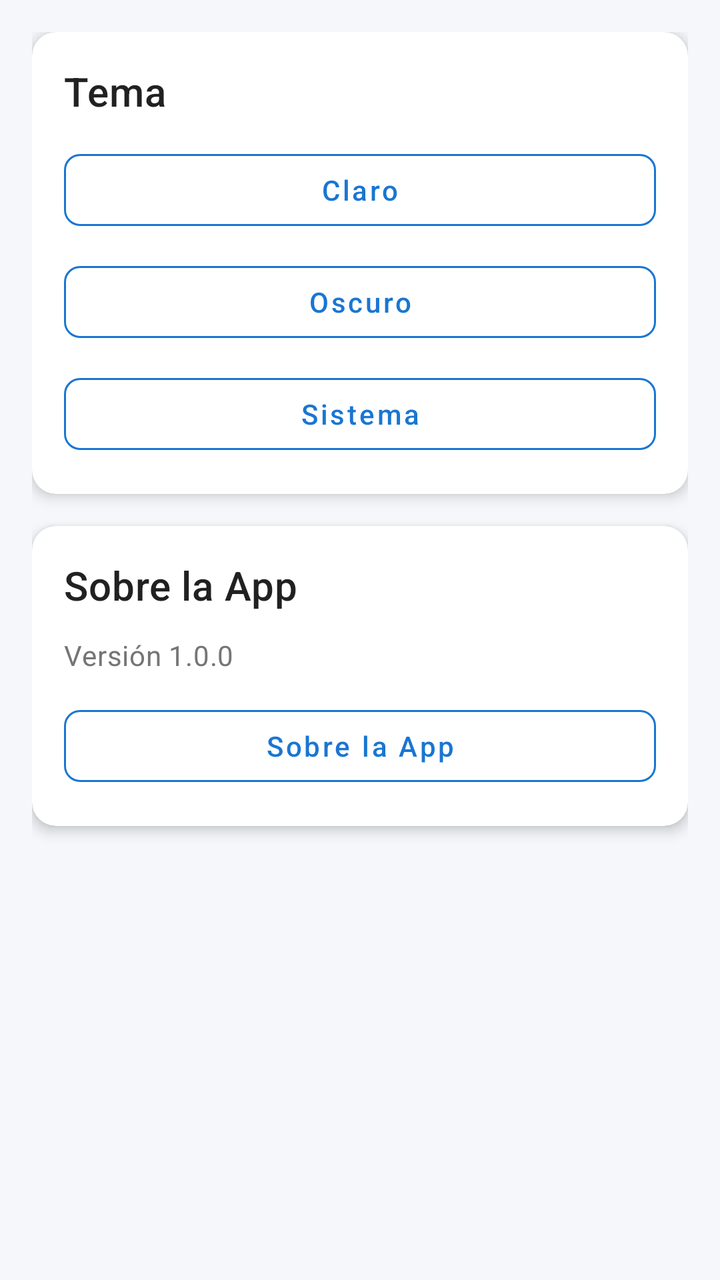
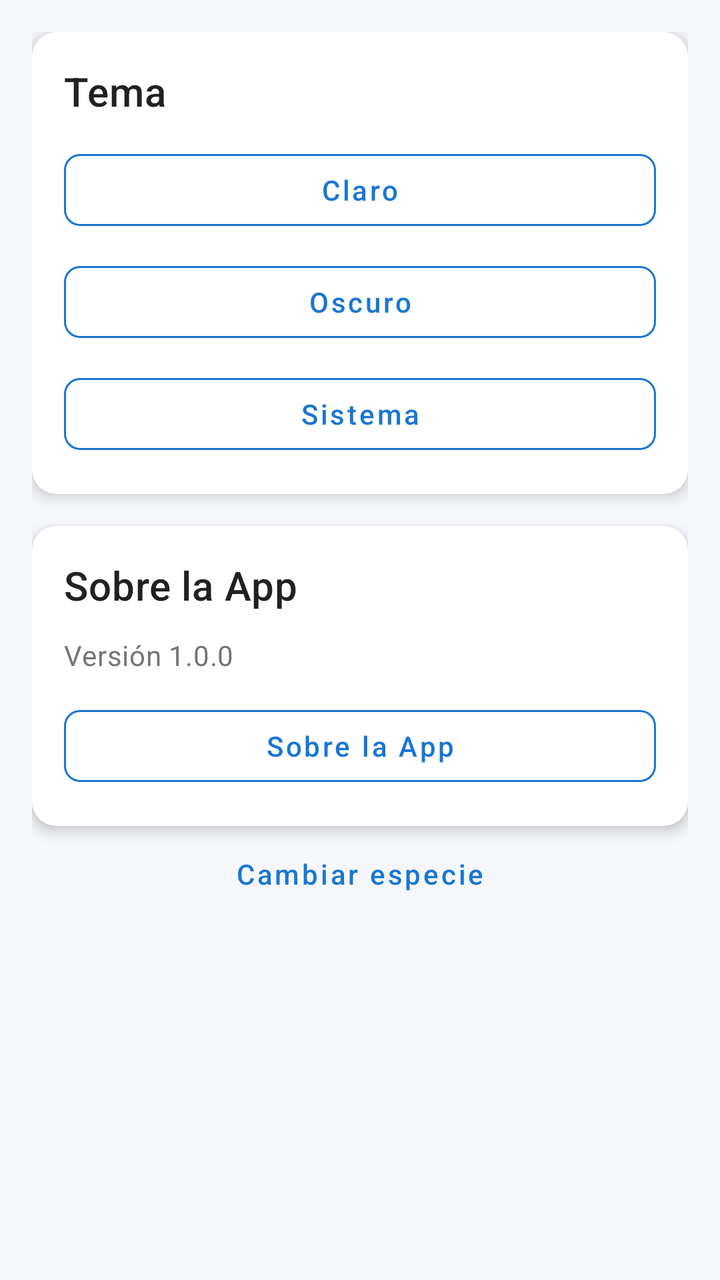

Screens rendered from an Android XML layout before and after an edit, with the pre-edit source and the edit as a unified diff.
<!-- AndroidManifest.xml: application theme Theme.Dietasapp -->
<!-- res/layout/fragment_settings.xml -->
<?xml version="1.0" encoding="utf-8"?>
<androidx.core.widget.NestedScrollView xmlns:android="http://schemas.android.com/apk/res/android"
    xmlns:app="http://schemas.android.com/apk/res-auto"
    android:layout_width="match_parent"
    android:layout_height="match_parent"
    android:fillViewport="true">

    <LinearLayout
        android:layout_width="match_parent"
        android:layout_height="wrap_content"
        android:orientation="vertical"
        android:padding="16dp">

        
        <com.google.android.material.card.MaterialCardView
            android:layout_width="match_parent"
            android:layout_height="wrap_content"
            android:layout_marginBottom="16dp"
            app:cardCornerRadius="12dp"
            app:cardElevation="4dp">

            <LinearLayout
                android:layout_width="match_parent"
                android:layout_height="wrap_content"
                android:orientation="vertical"
                android:padding="16dp">

                <TextView
                    android:layout_width="match_parent"
                    android:layout_height="wrap_content"
                    android:text="@string/tema"
                    android:textAppearance="@style/TextAppearance.Dietasapp.Headline2"
                    android:layout_marginBottom="12dp" />

                <com.google.android.material.button.MaterialButton
                    android:id="@+id/btnTemaClaro"
                    style="@style/Widget.Dietasapp.Button.Outlined"
                    android:layout_width="match_parent"
                    android:layout_height="wrap_content"
                    android:text="@string/tema_claro"
                    android:layout_marginBottom="8dp" />

                <com.google.android.material.button.MaterialButton
                    android:id="@+id/btnTemaOscuro"
                    style="@style/Widget.Dietasapp.Button.Outlined"
                    android:layout_width="match_parent"
                    android:layout_height="wrap_content"
                    android:text="@string/tema_oscuro"
                    android:layout_marginBottom="8dp" />

                <com.google.android.material.button.MaterialButton
                    android:id="@+id/btnTemaSistema"
                    style="@style/Widget.Dietasapp.Button.Outlined"
                    android:layout_width="match_parent"
                    android:layout_height="wrap_content"
                    android:text="@string/tema_sistema" />
            </LinearLayout>
        </com.google.android.material.card.MaterialCardView>

        
        <com.google.android.material.card.MaterialCardView
            android:layout_width="match_parent"
            android:layout_height="wrap_content"
            app:cardCornerRadius="12dp"
            app:cardElevation="4dp">

            <LinearLayout
                android:layout_width="match_parent"
                android:layout_height="wrap_content"
                android:orientation="vertical"
                android:padding="16dp">

                <TextView
                    android:layout_width="match_parent"
                    android:layout_height="wrap_content"
                    android:text="@string/sobre_app"
                    android:textAppearance="@style/TextAppearance.Dietasapp.Headline2"
                    android:layout_marginBottom="12dp" />

                <TextView
                    android:layout_width="match_parent"
                    android:layout_height="wrap_content"
                    android:text="@string/version"
                    android:textAppearance="@style/TextAppearance.Dietasapp.Body2"
                    android:layout_marginBottom="12dp" />

                <com.google.android.material.button.MaterialButton
                    android:id="@+id/btnAcercaDe"
                    style="@style/Widget.Dietasapp.Button.Outlined"
                    android:layout_width="match_parent"
                    android:layout_height="wrap_content"
                    android:text="@string/sobre_app" />
            </LinearLayout>
        </com.google.android.material.card.MaterialCardView>
    </LinearLayout>
</androidx.core.widget.NestedScrollView>
<!-- resources referenced by this layout -->
<resources>
  <string name="sobre_app">Sobre la App</string>
  <string name="tema">Tema</string>
  <string name="tema_claro">Claro</string>
  <string name="tema_oscuro">Oscuro</string>
  <string name="tema_sistema">Sistema</string>
  <string name="version">Versión 1.0.0</string>
  <style name="TextAppearance.Dietasapp.Body2" parent="TextAppearance.MaterialComponents.Body2">
          <item name="android:textColor">@color/text_secondary_light</item>
          <item name="android:textSize">14sp</item>
      </style>
  <style name="TextAppearance.Dietasapp.Headline2" parent="TextAppearance.MaterialComponents.Headline6">
          <item name="android:textColor">@color/text_primary_light</item>
          <item name="android:textSize">20sp</item>
          <item name="android:fontFamily">sans-serif-medium</item>
      </style>
  <style name="Widget.Dietasapp.Button.Outlined" parent="Widget.MaterialComponents.Button.OutlinedButton">
          <item name="android:textColor">@color/primary_blue</item>
          <item name="strokeColor">@color/primary_blue</item>
          <item name="cornerRadius">8dp</item>
          <item name="android:textAllCaps">false</item>
      </style>
  <color name="text_secondary_light">#757575</color>
  <color name="text_primary_light">#212121</color>
  <color name="primary_blue">#1976D2</color>
  <color name="primary_blue_dark">#0D47A1</color>
  <color name="white">#FFFFFF</color>
  <color name="secondary_teal">#00ACC1</color>
  <color name="secondary_teal_dark">#00838F</color>
  <color name="background_light">#F5F7FA</color>
  <color name="surface_light">#FFFFFF</color>
  <color name="error">#F44336</color>
  <style name="Widget.Dietasapp.Chip" parent="Widget.MaterialComponents.Chip.Choice">
          <item name="chipBackgroundColor">@color/primary_blue_light</item>
          <item name="android:textColor">@color/white</item>
          <item name="chipCornerRadius">16dp</item>
      </style>
  <style name="Widget.Dietasapp.CardView" parent="Widget.MaterialComponents.CardView">
          <item name="cardBackgroundColor">@color/card_background_light</item>
          <item name="cardCornerRadius">12dp</item>
          <item name="cardElevation">4dp</item>
          <item name="contentPadding">16dp</item>
      </style>
  <style name="Widget.Dietasapp.Button" parent="Widget.MaterialComponents.Button">
          <item name="android:textColor">@color/white</item>
          <item name="backgroundTint">@color/primary_blue</item>
          <item name="cornerRadius">8dp</item>
          <item name="android:textAllCaps">false</item>
          <item name="android:fontFamily">sans-serif-medium</item>
      </style>
  <style name="Widget.Dietasapp.TextInputLayout" parent="Widget.MaterialComponents.TextInputLayout.OutlinedBox">
          <item name="boxStrokeColor">@color/primary_blue</item>
          <item name="hintTextColor">@color/primary_blue</item>
          <item name="boxCornerRadiusTopStart">8dp</item>
          <item name="boxCornerRadiusTopEnd">8dp</item>
          <item name="boxCornerRadiusBottomStart">8dp</item>
          <item name="boxCornerRadiusBottomEnd">8dp</item>
      </style>
  <color name="primary_blue_light">#42A5F5</color>
  <color name="card_background_light">#FFFFFF</color>
  <!-- unchanged entries left out for length: 1 -->
</resources>

<!-- the commit's change to res/layout/fragment_settings.xml (unified diff, before → after) -->
@@ -92,5 +92,14 @@
                     android:text="@string/sobre_app" />
             </LinearLayout>
         </com.google.android.material.card.MaterialCardView>
+
+
+
+        <com.google.android.material.button.MaterialButton
+            android:id="@+id/btnCambiarEspecie"
+            android:layout_width="match_parent"
+            android:layout_height="wrap_content"
+            android:text="@string/cambiar_especie"
+            style="@style/Widget.MaterialComponents.Button.TextButton"/>
     </LinearLayout>
 </androidx.core.widget.NestedScrollView>
<!-- resource entries referenced after the edit -->
@@ -1,5 +1,6 @@
 <!-- resources referenced by this layout -->
 <resources>
+  <string name="cambiar_especie">Cambiar especie</string>
   <string name="sobre_app">Sobre la App</string>
   <string name="tema">Tema</string>
   <string name="tema_claro">Claro</string>
